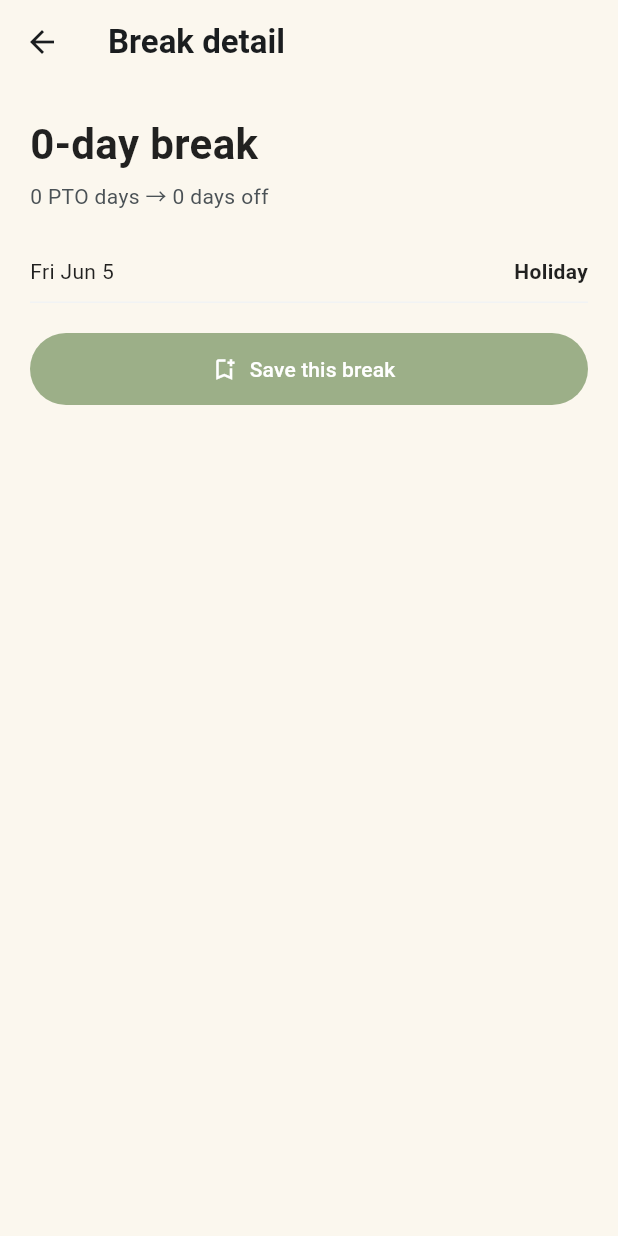
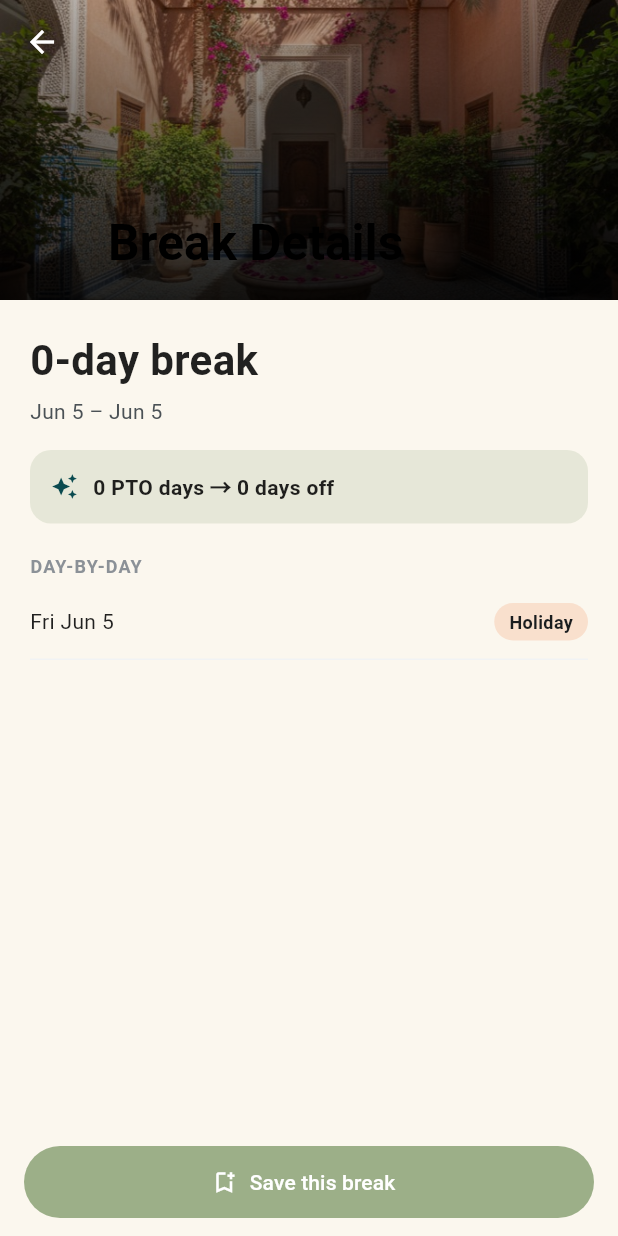
Before and after one commit to apexbymanish/-daysoff-mobile, a Flutter app: the BreakDetailScreen screen opened directly with empty values, on a phone screen of 412 x 824 dp. Run offline on Flutter 3.47's test engine with Material 3 defaults, Android fonts, the phone set to English and light mode, and no system bars; our stand-ins replace dio, flutter_riverpod, freezed_annotation, get_storage, go_router, table_calendar; accounts and stored records are empty; network calls fail.

Commit message:
feat(plan): modern break detail — scenery hero, day-by-day tags, native names

```diff
--- a/lib/screens/plan/break_detail_screen.dart
+++ b/lib/screens/plan/break_detail_screen.dart
@@ -1,67 +1,52 @@
 import 'package:flutter/material.dart';
 import 'package:flutter_riverpod/flutter_riverpod.dart';
 import 'package:intl/intl.dart';
+
+import '../../api/models/holiday.dart';
 import '../../api/models/plan_trip.dart';
 import '../../api/models/saved_break.dart';
 import '../../core/break_days.dart';
+import '../../providers/holidays_provider.dart';
 import '../../providers/saved_breaks_provider.dart';
+import '../../providers/selection_provider.dart';
 import '../../theme/colors.dart';
+import '../home/widgets/scenery.dart';
 
 class BreakDetailScreen extends ConsumerWidget {
   const BreakDetailScreen({super.key, required this.trip});
   final PlanTrip trip;
 
-  String _kindFor(DateTime day) => switch (classifyBreakDay(day, trip.ptoDates)) {
-        BreakDayKind.pto => 'PTO',
-        BreakDayKind.weekend => 'Weekend',
-        BreakDayKind.holiday => 'Holiday',
-      };
+  DateTime _d0(DateTime d) => DateTime(d.year, d.month, d.day);
 
   @override
   Widget build(BuildContext context, WidgetRef ref) {
-    final fmt = DateFormat('EEE MMM d');
+    final country = ref.watch(selectedCountryProvider);
+    final year = ref.watch(selectedYearProvider);
+    final holidaysAsync =
+        ref.watch(holidaysProvider(HolidaysQuery(country: country, year: year)));
+
+    final byDay = <DateTime, Holiday>{};
+    holidaysAsync.maybeWhen(
+      data: (resp) {
+        for (final h in resp.holidays) {
+          byDay[_d0(h.date)] = h;
+        }
+      },
+      orElse: () {},
+    );
+
     final days = <DateTime>[];
     for (var d = trip.breakStart;
         !d.isAfter(trip.breakEnd);
         d = d.add(const Duration(days: 1))) {
       days.add(d);
     }
-    return Scaffold(
-      appBar: AppBar(title: const Text('Break detail')),
-      body: SafeArea(
-        child: ListView(
-          padding: const EdgeInsets.all(20),
-          children: [
-            Text('${trip.breakLength}-day break',
-                style: const TextStyle(fontSize: 28, fontWeight: FontWeight.w700)),
-            const SizedBox(height: 4),
-            Text('${trip.ptoCost} PTO day${trip.ptoCost == 1 ? '' : 's'} → '
-                '${trip.breakLength} days off',
-                style: const TextStyle(color: DaysoffColors.neutral700)),
-            const SizedBox(height: 20),
-            for (final d in days)
-              Container(
-                key: const ValueKey('break-day-row'),
-                padding: const EdgeInsets.symmetric(vertical: 10),
-                decoration: const BoxDecoration(
-                  border: Border(bottom: BorderSide(color: DaysoffColors.neutral100)),
-                ),
-                child: Row(
-                  children: [
-                    Expanded(child: Text(fmt.format(d))),
-                    Text(_kindFor(d),
-                        style: const TextStyle(fontWeight: FontWeight.w600)),
-                  ],
-                ),
-              ),
-            const SizedBox(height: 20),
-            FilledButton.icon(
-              style: FilledButton.styleFrom(
-                  minimumSize: const Size.fromHeight(48),
-                  backgroundColor: DaysoffColors.sage),
-              icon: const Icon(Icons.bookmark_add_outlined),
-              label: const Text('Save this break'),
-              onPressed: () {
+
+    final rangeFmt = DateFormat('MMM d');
+    final dayFmt = DateFormat('EEE MMM d');
+    final anchor = trip.anchors.isNotEmpty ? trip.anchors.first : '';
+
+    void save() {
       ref.read(savedBreaksProvider.notifier).add(SavedBreak(
             id: 'break-${trip.breakStart.toIso8601String()}',
             label: '${trip.breakLength}-day break',
@@ -70,13 +55,185 @@ class BreakDetailScreen extends ConsumerWidget {
             ptoCost: trip.ptoCost,
             kind: 'break',
           ));
-                ScaffoldMessenger.of(context).showSnackBar(
-                    const SnackBar(content: Text('Saved')));
-              },
+      ScaffoldMessenger.of(context)
+          .showSnackBar(const SnackBar(content: Text('Saved')));
+    }
+
+    return Scaffold(
+      bottomNavigationBar: SafeArea(
+        child: Padding(
+          padding: const EdgeInsets.fromLTRB(16, 8, 16, 12),
+          child: FilledButton.icon(
+            style: FilledButton.styleFrom(
+                minimumSize: const Size.fromHeight(48),
+                backgroundColor: DaysoffColors.sage),
+            icon: const Icon(Icons.bookmark_add_outlined),
+            label: const Text('Save this break'),
+            onPressed: save,
+          ),
+        ),
+      ),
+      body: CustomScrollView(
+        slivers: [
+          SliverAppBar(
+            expandedHeight: 200,
+            pinned: true,
+            foregroundColor: Colors.white,
+            backgroundColor: DaysoffColors.brandTeal,
+            flexibleSpace: FlexibleSpaceBar(
+              title: const Text('Break Details'),
+              background: Stack(
+                fit: StackFit.expand,
+                children: [
+                  Image.asset(
+                    sceneryForDate(trip.breakStart),
+                    fit: BoxFit.cover,
+                    errorBuilder: (_, e, s) =>
+                        const ColoredBox(color: DaysoffColors.brandTeal),
+                  ),
+                  const DecoratedBox(
+                    decoration: BoxDecoration(
+                      gradient: LinearGradient(
+                        begin: Alignment.topCenter,
+                        end: Alignment.bottomCenter,
+                        colors: [Colors.black26, Colors.black87],
+                      ),
+                    ),
                   ),
                 ],
               ),
             ),
+          ),
+          SliverList(
+            delegate: SliverChildListDelegate([
+              Padding(
+                padding: const EdgeInsets.all(20),
+                child: Column(
+                  crossAxisAlignment: CrossAxisAlignment.start,
+                  children: [
+                    Text('${trip.breakLength}-day break',
+                        style: const TextStyle(
+                            fontSize: 28, fontWeight: FontWeight.w700)),
+                    const SizedBox(height: 4),
+                    Text(
+                      '${rangeFmt.format(trip.breakStart)} – ${rangeFmt.format(trip.breakEnd)}'
+                      '${anchor.isEmpty ? '' : '  ·  anchored on $anchor'}',
+                      style: const TextStyle(color: DaysoffColors.neutral700),
+                    ),
+                    const SizedBox(height: 16),
+                    Container(
+                      padding: const EdgeInsets.all(14),
+                      decoration: BoxDecoration(
+                        color: DaysoffColors.sage.withValues(alpha: 0.22),
+                        borderRadius: BorderRadius.circular(14),
+                      ),
+                      child: Row(
+                        children: [
+                          const Icon(Icons.auto_awesome,
+                              size: 18, color: DaysoffColors.brandTeal),
+                          const SizedBox(width: 10),
+                          Expanded(
+                            child: Text(
+                              '${trip.ptoCost} PTO day${trip.ptoCost == 1 ? '' : 's'} → '
+                              '${trip.breakLength} days off',
+                              style: const TextStyle(fontWeight: FontWeight.w600),
+                            ),
+                          ),
+                        ],
+                      ),
+                    ),
+                    const SizedBox(height: 20),
+                    const Text('DAY-BY-DAY',
+                        style: TextStyle(
+                            fontSize: 12,
+                            fontWeight: FontWeight.w600,
+                            letterSpacing: 0.8,
+                            color: DaysoffColors.neutral500)),
+                    const SizedBox(height: 4),
+                    for (final d in days)
+                      _DayRow(
+                        day: d,
+                        fmt: dayFmt,
+                        kind: classifyBreakDay(d, trip.ptoDates),
+                        holiday: byDay[_d0(d)],
+                      ),
+                    const SizedBox(height: 16),
+                  ],
+                ),
+              ),
+            ]),
+          ),
+        ],
+      ),
     );
   }
 }
+
+class _DayRow extends StatelessWidget {
+  const _DayRow({
+    required this.day,
+    required this.fmt,
+    required this.kind,
+    this.holiday,
+  });
+
+  final DateTime day;
+  final DateFormat fmt;
+  final BreakDayKind kind;
+  final Holiday? holiday;
+
+  @override
+  Widget build(BuildContext context) {
+    final (String label, Color color) = switch (kind) {
+      BreakDayKind.pto => ('PTO', DaysoffColors.sage),
+      BreakDayKind.weekend => ('Weekend', DaysoffColors.neutral300),
+      BreakDayKind.holiday => (holiday?.name ?? 'Holiday', DaysoffColors.peach),
+    };
+    final h = holiday;
+    final native = kind == BreakDayKind.holiday &&
+            h != null &&
+            h.nameLocal != null &&
+            h.nameLocal != h.name
+        ? h.nameLocal
+        : null;
+
+    return Container(
+      key: const ValueKey('break-day-row'),
+      padding: const EdgeInsets.symmetric(vertical: 12),
+      decoration: const BoxDecoration(
+        border: Border(bottom: BorderSide(color: DaysoffColors.neutral100)),
+      ),
+      child: Row(
+        children: [
+          Expanded(
+            child: Column(
+              crossAxisAlignment: CrossAxisAlignment.start,
+              children: [
+                Text(fmt.format(day)),
+                if (native != null)
+                  Padding(
+                    padding: const EdgeInsets.only(top: 2),
+                    child: Text(native,
+                        style: const TextStyle(
+                            fontSize: 12, color: DaysoffColors.neutral500)),
+                  ),
+              ],
+            ),
+          ),
+          Container(
+            padding: const EdgeInsets.symmetric(horizontal: 10, vertical: 4),
+            decoration: BoxDecoration(
+              color: color.withValues(alpha: 0.35),
+              borderRadius: BorderRadius.circular(999),
+            ),
+            child: Text(label,
+                style: const TextStyle(
+                    fontSize: 12,
+                    fontWeight: FontWeight.w600,
+                    color: DaysoffColors.neutral900)),
+          ),
+        ],
+      ),
+    );
+  }
+}
```
Also changed, not shown: 1 other file. Lines whose indentation alone changed are shown as unchanged.
